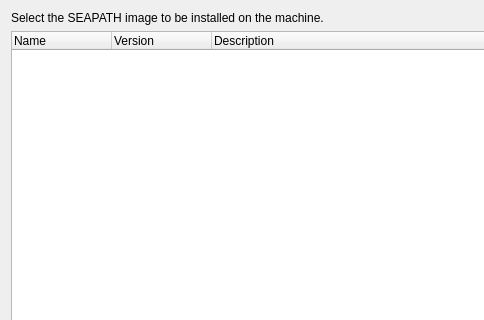
This is src/modules/imageselection/ImageSelectionPage.ui in seapath/seapath-installer as Qt 5 draws it before an edit; both pictures show x 0 to 484 and y 0 to 320 of the 640 by 480 pixel window. The edited form follows.
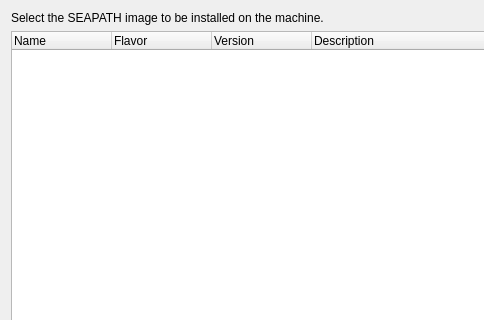
This is the edited form.

Commit message:
modules/imageselection: add flavor column
Add the column 'Flavor' in the image selection tab. This column shows
the detected flavor of the SEAPATH image.

The edit to the form file:
```diff
--- a/src/modules/imageselection/ImageSelectionPage.ui
+++ b/src/modules/imageselection/ImageSelectionPage.ui
@@ -27,13 +27,18 @@
       <bool>true</bool>
      </property>
      <property name="columnCount">
-      <number>3</number>
+      <number>4</number>
      </property>
      <column>
       <property name="text">
        <string>Name</string>
       </property>
      </column>
+     <column>
+      <property name="text">
+       <string>Flavor</string>
+      </property>
+     </column>
      <column>
       <property name="text">
        <string>Version</string>
```
